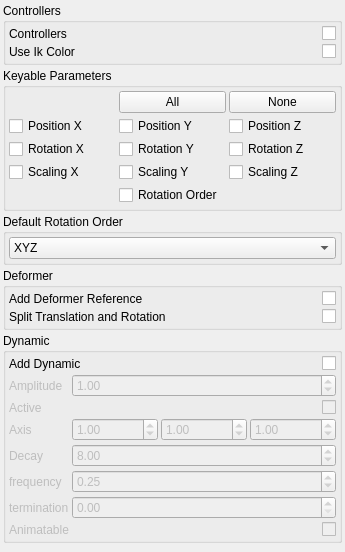
Old version of the form brigks/systems/foot/widget.ui in the repository miquelcampos/brigks.
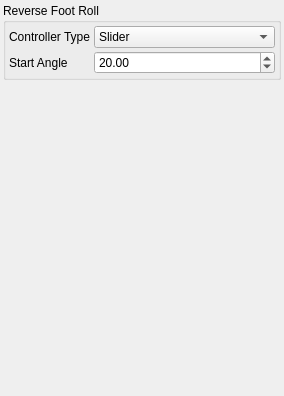
New version of the form.

Diff of the .ui file:
```diff
--- a/brigks/systems/foot/widget.ui
+++ b/brigks/systems/foot/widget.ui
@@ -6,8 +6,8 @@
    <rect>
     <x>0</x>
     <y>0</y>
-    <width>345</width>
-    <height>552</height>
+    <width>284</width>
+    <height>396</height>
    </rect>
   </property>
   <property name="windowTitle">
@@ -20,59 +20,10 @@
    <property name="margin">
     <number>3</number>
    </property>
-   <item>
-    <widget class="QGroupBox" name="groupBox_3">
-     <property name="title">
-      <string>Controllers</string>
-     </property>
-     <layout class="QGridLayout" name="gridLayout_2">
-      <property name="margin">
-       <number>3</number>
-      </property>
-      <property name="spacing">
-       <number>3</number>
-      </property>
-      <item row="0" column="0">
-       <widget class="QLabel" name="label_2">
-        <property name="text">
-         <string>Controllers</string>
-        </property>
-       </widget>
-      </item>
-      <item row="0" column="1">
-       <widget class="QCheckBox" name="uiAddControllers">
-        <property name="layoutDirection">
-         <enum>Qt::RightToLeft</enum>
-        </property>
-        <property name="text">
-         <string/>
-        </property>
-       </widget>
-      </item>
-      <item row="1" column="1">
-       <widget class="QCheckBox" name="uiUseIkColor">
-        <property name="layoutDirection">
-         <enum>Qt::RightToLeft</enum>
-        </property>
-        <property name="text">
-         <string/>
-        </property>
-       </widget>
-      </item>
-      <item row="1" column="0">
-       <widget class="QLabel" name="label_3">
-        <property name="text">
-         <string>Use Ik Color</string>
-        </property>
-       </widget>
-      </item>
-     </layout>
-    </widget>
-   </item>
    <item>
     <widget class="QGroupBox" name="groupBox">
      <property name="title">
-      <string>Keyable Parameters</string>
+      <string>Reverse Foot Roll</string>
      </property>
      <layout class="QGridLayout" name="gridLayout">
       <property name="margin">
@@ -81,463 +32,48 @@
       <property name="spacing">
        <number>3</number>
       </property>
-      <item row="3" column="1">
-       <widget class="QCheckBox" name="uiScly">
-        <property name="text">
-         <string>Scaling Y</string>
-        </property>
-       </widget>
-      </item>
-      <item row="3" column="0">
-       <widget class="QCheckBox" name="uiSclx">
-        <property name="text">
-         <string>Scaling X</string>
-        </property>
-       </widget>
-      </item>
-      <item row="3" column="2">
-       <widget class="QCheckBox" name="uiSclz">
-        <property name="text">
-         <string>Scaling Z</string>
-        </property>
-       </widget>
-      </item>
-      <item row="1" column="0">
-       <widget class="QCheckBox" name="uiPosx">
-        <property name="text">
-         <string>Position X</string>
-        </property>
-       </widget>
-      </item>
-      <item row="1" column="1">
-       <widget class="QCheckBox" name="uiPosy">
-        <property name="text">
-         <string>Position Y</string>
-        </property>
-       </widget>
-      </item>
-      <item row="0" column="2">
-       <widget class="QPushButton" name="uiKeyableNoneBTN">
-        <property name="text">
-         <string>None</string>
-        </property>
-       </widget>
-      </item>
-      <item row="0" column="1">
-       <widget class="QPushButton" name="uiKeyableAllBTN">
-        <property name="text">
-         <string>All</string>
-        </property>
-       </widget>
-      </item>
-      <item row="2" column="2">
-       <widget class="QCheckBox" name="uiRotz">
-        <property name="text">
-         <string>Rotation Z</string>
-        </property>
-       </widget>
-      </item>
-      <item row="2" column="1">
-       <widget class="QCheckBox" name="uiRoty">
-        <property name="text">
-         <string>Rotation Y</string>
-        </property>
-       </widget>
-      </item>
-      <item row="2" column="0">
-       <widget class="QCheckBox" name="uiRotx">
-        <property name="text">
-         <string>Rotation X</string>
-        </property>
-       </widget>
-      </item>
-      <item row="1" column="2">
-       <widget class="QCheckBox" name="uiPosz">
-        <property name="text">
-         <string>Position Z</string>
-        </property>
-       </widget>
-      </item>
-      <item row="4" column="1">
-       <widget class="QCheckBox" name="uiRotorder">
-        <property name="text">
-         <string>Rotation Order</string>
-        </property>
-       </widget>
-      </item>
-     </layout>
-    </widget>
-   </item>
-   <item>
-    <widget class="QGroupBox" name="groupBox_5">
-     <property name="title">
-      <string>Default Rotation Order</string>
-     </property>
-     <layout class="QVBoxLayout" name="verticalLayout">
-      <property name="spacing">
-       <number>3</number>
-      </property>
-      <property name="margin">
-       <number>3</number>
-      </property>
-      <item>
-       <widget class="QComboBox" name="uiDefaultRotationOrder">
-        <item>
-         <property name="text">
-          <string>XYZ</string>
-         </property>
-        </item>
-        <item>
-         <property name="text">
-          <string>XZY</string>
-         </property>
-        </item>
-        <item>
-         <property name="text">
-          <string>YXZ</string>
-         </property>
-        </item>
-        <item>
-         <property name="text">
-          <string>YZX</string>
-         </property>
-        </item>
-        <item>
-         <property name="text">
-          <string>ZXY</string>
-         </property>
-        </item>
-        <item>
-         <property name="text">
-          <string>ZYX</string>
-         </property>
-        </item>
-       </widget>
-      </item>
-     </layout>
-    </widget>
-   </item>
-   <item>
-    <widget class="QGroupBox" name="groupBox_2">
-     <property name="title">
-      <string>Deformer</string>
-     </property>
-     <layout class="QGridLayout" name="gridLayout_3">
-      <property name="margin">
-       <number>3</number>
-      </property>
-      <property name="spacing">
-       <number>3</number>
-      </property>
-      <item row="0" column="1">
-       <widget class="QCheckBox" name="uiAddDeformerReferences">
-        <property name="layoutDirection">
-         <enum>Qt::RightToLeft</enum>
-        </property>
-        <property name="text">
-         <string/>
-        </property>
-       </widget>
-      </item>
       <item row="0" column="0">
        <widget class="QLabel" name="label">
-        <property name="text">
-         <string>Add Deformer Reference</string>
+        <property name="sizePolicy">
+         <sizepolicy hsizetype="Fixed" vsizetype="Preferred">
+          <horstretch>0</horstretch>
+          <verstretch>0</verstretch>
+         </sizepolicy>
         </property>
-       </widget>
-      </item>
-      <item row="1" column="1">
-       <widget class="QCheckBox" name="uiSplitRotation">
-        <property name="layoutDirection">
-         <enum>Qt::RightToLeft</enum>
-        </property>
         <property name="text">
-         <string/>
-        </property>
-       </widget>
-      </item>
-      <item row="1" column="0">
-       <widget class="QLabel" name="label_4">
-        <property name="text">
-         <string>Split Translation and Rotation</string>
-        </property>
-       </widget>
-      </item>
-     </layout>
-    </widget>
-   </item>
-   <item>
-    <widget class="QGroupBox" name="uiDynamicGRP">
-     <property name="minimumSize">
-      <size>
-       <width>0</width>
-       <height>0</height>
-      </size>
-     </property>
-     <property name="title">
-      <string>Dynamic</string>
-     </property>
-     <layout class="QGridLayout" name="gridLayout_4">
-      <property name="margin">
-       <number>3</number>
-      </property>
-      <property name="spacing">
-       <number>3</number>
-      </property>
-      <item row="0" column="0">
-       <widget class="QLabel" name="label_5">
-        <property name="text">
-         <string>Add Dynamic</string>
+         <string>Controller Type</string>
         </property>
        </widget>
       </item>
       <item row="0" column="1">
-       <widget class="QCheckBox" name="uiDynamic">
-        <property name="layoutDirection">
-         <enum>Qt::RightToLeft</enum>
-        </property>
+       <widget class="QComboBox" name="uiRollControl">
+        <item>
+         <property name="text">
+          <string>Slider</string>
+         </property>
+        </item>
+        <item>
+         <property name="text">
+          <string>Controller</string>
+         </property>
+        </item>
+       </widget>
+      </item>
+      <item row="1" column="0">
+       <widget class="QLabel" name="label_2">
         <property name="text">
-         <string/>
+         <string>Start Angle</string>
         </property>
        </widget>
       </item>
-      <item row="1" column="0" colspan="2">
-       <widget class="QWidget" name="uiDynamicDefaultWDG" native="true">
-        <property name="enabled">
-         <bool>false</bool>
+      <item row="1" column="1">
+       <widget class="QDoubleSpinBox" name="uiAngle">
+        <property name="maximum">
+         <double>180.000000000000000</double>
         </property>
-        <layout class="QGridLayout" name="gridLayout_5">
-         <property name="margin">
-          <number>0</number>
-         </property>
-         <property name="spacing">
-          <number>3</number>
-         </property>
-         <item row="0" column="0">
-          <widget class="QLabel" name="label_8">
-           <property name="text">
-            <string>Amplitude</string>
-           </property>
-          </widget>
-         </item>
-         <item row="0" column="1">
-          <widget class="QDoubleSpinBox" name="uiAmplitude">
-           <property name="maximum">
-            <double>100.000000000000000</double>
-           </property>
-           <property name="singleStep">
-            <double>0.100000000000000</double>
-           </property>
-           <property name="value">
-            <double>1.000000000000000</double>
-           </property>
-          </widget>
-         </item>
-         <item row="1" column="0">
-          <widget class="QLabel" name="uiActiveLBL">
-           <property name="sizePolicy">
-            <sizepolicy hsizetype="Fixed" vsizetype="Preferred">
-             <horstretch>0</horstretch>
-             <verstretch>0</verstretch>
-            </sizepolicy>
-           </property>
-           <property name="minimumSize">
-            <size>
-             <width>10</width>
-             <height>0</height>
-            </size>
-           </property>
-           <property name="text">
-            <string>Active</string>
-           </property>
-          </widget>
-         </item>
-         <item row="1" column="1">
-          <widget class="QCheckBox" name="uiActive">
-           <property name="layoutDirection">
-            <enum>Qt::RightToLeft</enum>
-           </property>
-           <property name="text">
-            <string/>
-           </property>
-          </widget>
-         </item>
-         <item row="3" column="0">
-          <widget class="QLabel" name="uiStartCurveAttractLBL">
-           <property name="sizePolicy">
-            <sizepolicy hsizetype="Fixed" vsizetype="Preferred">
-             <horstretch>0</horstretch>
-             <verstretch>0</verstretch>
-            </sizepolicy>
-           </property>
-           <property name="minimumSize">
-            <size>
-             <width>10</width>
-             <height>0</height>
-            </size>
-           </property>
-           <property name="text">
-            <string>Decay</string>
-           </property>
-          </widget>
-         </item>
-         <item row="3" column="1">
-          <widget class="QDoubleSpinBox" name="uiDecay">
-           <property name="minimum">
-            <double>0.000000000000000</double>
-           </property>
-           <property name="maximum">
-            <double>999.000000000000000</double>
-           </property>
-           <property name="singleStep">
-            <double>1.000000000000000</double>
-           </property>
-           <property name="value">
-            <double>8.000000000000000</double>
-           </property>
-          </widget>
-         </item>
-         <item row="4" column="0">
-          <widget class="QLabel" name="uiBendResistanceLBL">
-           <property name="sizePolicy">
-            <sizepolicy hsizetype="Fixed" vsizetype="Preferred">
-             <horstretch>0</horstretch>
-             <verstretch>0</verstretch>
-            </sizepolicy>
-           </property>
-           <property name="minimumSize">
-            <size>
-             <width>10</width>
-             <height>0</height>
-            </size>
-           </property>
-           <property name="text">
-            <string>frequency</string>
-           </property>
-          </widget>
-         </item>
-         <item row="4" column="1">
-          <widget class="QDoubleSpinBox" name="uiFrequency">
-           <property name="minimum">
-            <double>0.000000000000000</double>
-           </property>
-           <property name="maximum">
-            <double>100.000000000000000</double>
-           </property>
-           <property name="singleStep">
-            <double>0.250000000000000</double>
-           </property>
-           <property name="value">
-            <double>0.250000000000000</double>
-           </property>
-          </widget>
-         </item>
-         <item row="5" column="0">
-          <widget class="QLabel" name="uiMassLBL">
-           <property name="sizePolicy">
-            <sizepolicy hsizetype="Fixed" vsizetype="Preferred">
-             <horstretch>0</horstretch>
-             <verstretch>0</verstretch>
-            </sizepolicy>
-           </property>
-           <property name="minimumSize">
-            <size>
-             <width>10</width>
-             <height>0</height>
-            </size>
-           </property>
-           <property name="text">
-            <string>termination</string>
-           </property>
-          </widget>
-         </item>
-         <item row="5" column="1">
-          <widget class="QDoubleSpinBox" name="uiTermination">
-           <property name="minimum">
-            <double>0.000000000000000</double>
-           </property>
-           <property name="maximum">
-            <double>100.000000000000000</double>
-           </property>
-           <property name="singleStep">
-            <double>0.100000000000000</double>
-           </property>
-           <property name="value">
-            <double>0.000000000000000</double>
-           </property>
-          </widget>
-         </item>
-         <item row="6" column="0">
-          <widget class="QLabel" name="uiAnimatableLBL">
-           <property name="sizePolicy">
-            <sizepolicy hsizetype="Fixed" vsizetype="Preferred">
-             <horstretch>0</horstretch>
-             <verstretch>0</verstretch>
-            </sizepolicy>
-           </property>
-           <property name="minimumSize">
-            <size>
-             <width>10</width>
-             <height>0</height>
-            </size>
-           </property>
-           <property name="text">
-            <string>Animatable</string>
-           </property>
-          </widget>
-         </item>
-         <item row="6" column="1">
-          <widget class="QCheckBox" name="uiDynamicAnimatable">
-           <property name="layoutDirection">
-            <enum>Qt::RightToLeft</enum>
-           </property>
-           <property name="text">
-            <string/>
-           </property>
-          </widget>
-         </item>
-         <item row="2" column="1">
-          <layout class="QHBoxLayout" name="horizontalLayout_2">
-           <item>
-            <widget class="QDoubleSpinBox" name="uiAmplitudeX">
-             <property name="singleStep">
-              <double>0.100000000000000</double>
-             </property>
-             <property name="value">
-              <double>1.000000000000000</double>
-             </property>
-            </widget>
-           </item>
-           <item>
-            <widget class="QDoubleSpinBox" name="uiAmplitudeY">
-             <property name="singleStep">
-              <double>0.100000000000000</double>
-             </property>
-             <property name="value">
-              <double>1.000000000000000</double>
-             </property>
-            </widget>
-           </item>
-           <item>
-            <widget class="QDoubleSpinBox" name="uiAmplitudeZ">
-             <property name="singleStep">
-              <double>0.100000000000000</double>
-             </property>
-             <property name="value">
-              <double>1.000000000000000</double>
-             </property>
-            </widget>
-           </item>
-          </layout>
-         </item>
-         <item row="2" column="0">
-          <widget class="QLabel" name="label_6">
-           <property name="text">
-            <string>Axis</string>
-           </property>
-          </widget>
-         </item>
-        </layout>
+        <property name="value">
+         <double>20.000000000000000</double>
+        </property>
        </widget>
       </item>
      </layout>
@@ -551,7 +87,7 @@
      <property name="sizeHint" stdset="0">
       <size>
        <width>20</width>
-       <height>40</height>
+       <height>320</height>
       </size>
      </property>
     </spacer>
```
Left out of the diff: 4 changed lines with no effect on the pictures.
